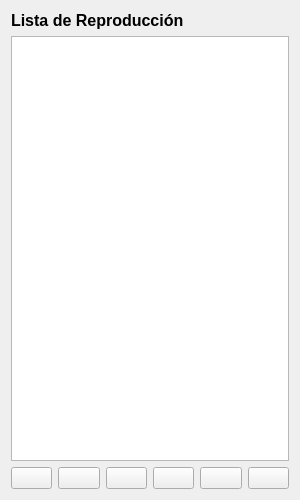
First picture: the form in playlistwidget.ui, repository Monchito5/Legendary-Music-Player, before the edit.
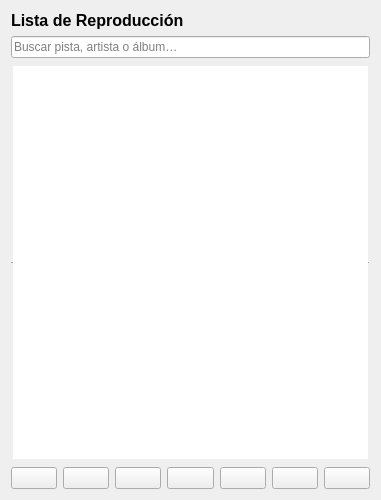
Second picture: the form after the edit. Icons and pictures are not drawn.

Diff of the .ui file:
```diff
--- a/playlistwidget.ui
+++ b/playlistwidget.ui
@@ -6,7 +6,7 @@
    <rect>
     <x>0</x>
     <y>0</y>
-    <width>300</width>
+    <width>381</width>
     <height>500</height>
    </rect>
   </property>
@@ -27,10 +27,26 @@
      </property>
     </widget>
    </item>
+   <item>
+    <widget class="QLineEdit" name="searchLineEdit">
+     <property name="placeholderText">
+      <string>Buscar pista, artista o álbum…</string>
+     </property>
+    </widget>
+   </item>
    <item>
     <widget class="QListWidget" name="playlistView">
-     <property name="alternatingRowColors">
-      <bool>true</bool>
+     <property name="focusPolicy">
+      <enum>Qt::FocusPolicy::TabFocus</enum>
+     </property>
+     <property name="frameShape">
+      <enum>QFrame::Shape::HLine</enum>
+     </property>
+     <property name="frameShadow">
+      <enum>QFrame::Shadow::Raised</enum>
+     </property>
+     <property name="sortingEnabled">
+      <bool>false</bool>
      </property>
     </widget>
    </item>
@@ -147,6 +163,20 @@
        </property>
       </widget>
      </item>
+     <item>
+      <widget class="QPushButton" name="undoButton">
+       <property name="toolTip">
+        <string>Historial</string>
+       </property>
+       <property name="text">
+        <string/>
+       </property>
+       <property name="icon">
+        <iconset resource="resources.qrc">
+         <normaloff>:/icons/undo.png</normaloff>:/icons/undo.png</iconset>
+       </property>
+      </widget>
+     </item>
     </layout>
    </item>
   </layout>
```
